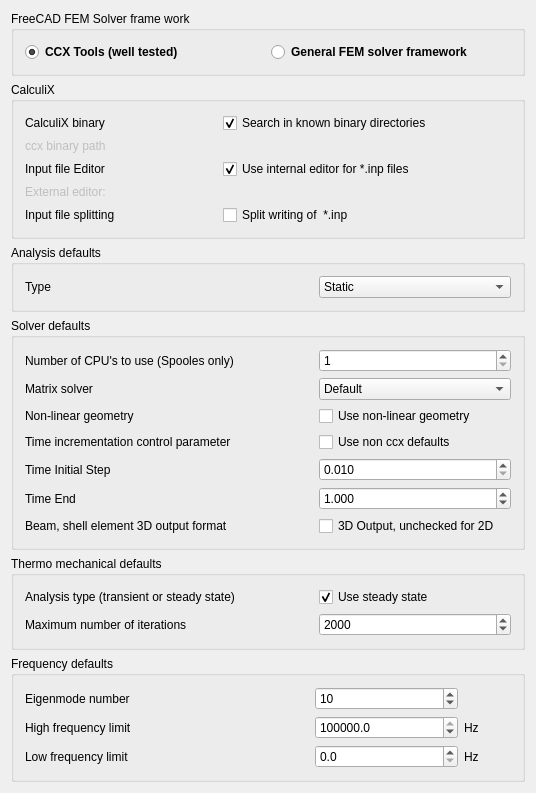
First picture: the form in src/Mod/Fem/Gui/DlgSettingsFemCcx.ui, repository berndhahnebach/All_FreeCAD, before the edit.
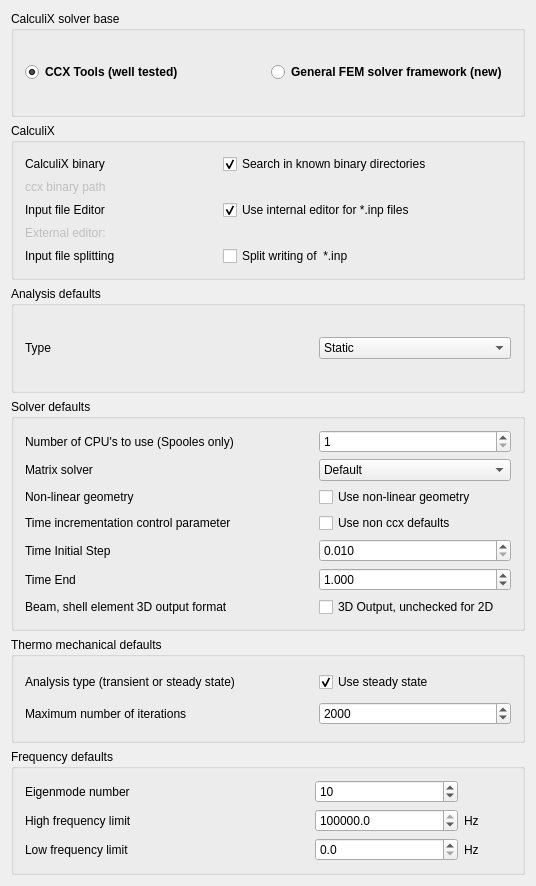
Second picture: the form after the edit. Icons and pictures are not drawn. Custom widgets are drawn as their Qt base class.

Commit message: FEM: pref ui, better name for CalculiX solver base

```diff
--- a/src/Mod/Fem/Gui/DlgSettingsFemCcx.ui
+++ b/src/Mod/Fem/Gui/DlgSettingsFemCcx.ui
@@ -7,7 +7,7 @@
     <x>0</x>
     <y>0</y>
     <width>536</width>
-    <height>768</height>
+    <height>886</height>
    </rect>
   </property>
   <property name="windowTitle">
@@ -28,7 +28,7 @@
         <enum>Qt::LeftToRight</enum>
        </property>
        <property name="title">
-        <string>FreeCAD FEM Solver frame work</string>
+        <string>CalculiX solver base</string>
        </property>
        <property name="alignment">
         <set>Qt::AlignLeading|Qt::AlignLeft|Qt::AlignTop</set>
@@ -73,7 +73,7 @@
              </font>
             </property>
             <property name="text">
-             <string>General FEM solver framework</string>
+             <string>General FEM solver framework (new)</string>
             </property>
             <property name="prefPath" stdset="0">
              <cstring>Mod/Fem/Ccx</cstring>
```
